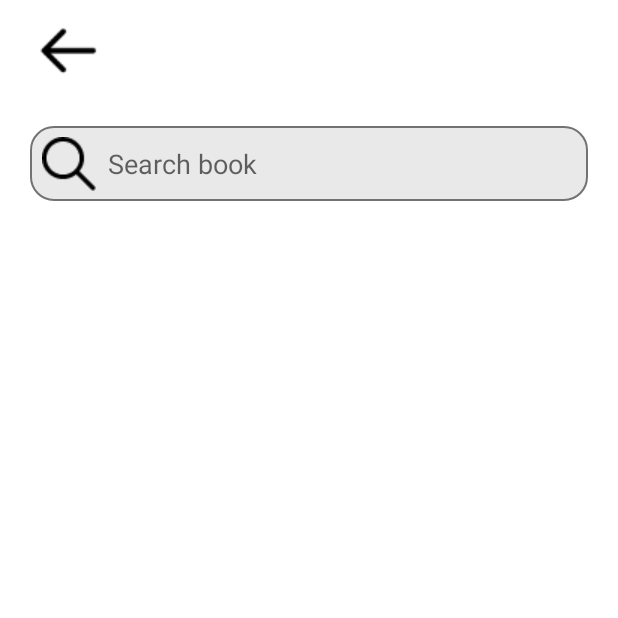
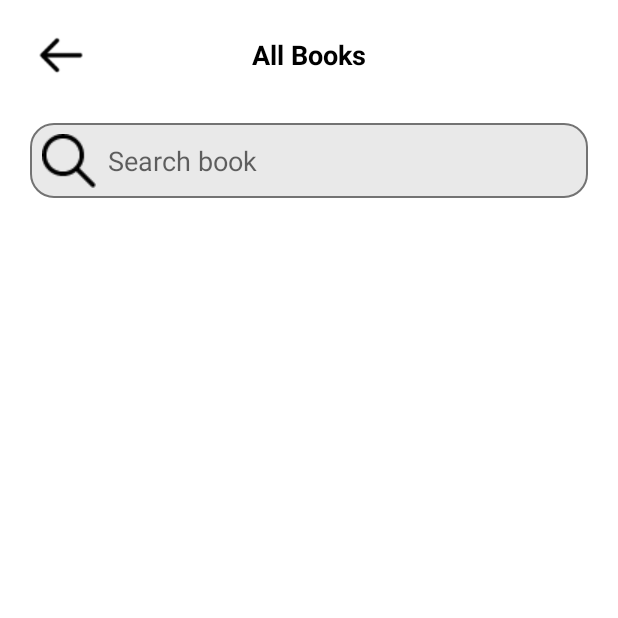
Before and after one commit to fahricandurucan/BookCornerAppJava, an Android app: the BooksForCategoryActivity screen opened directly, with no data from a screen before it, on a phone screen of 412 x 824 dp, the top half of it. Run offline under Robolectric (Android 15) with nearby library versions, the phone set to English and light mode, and no system bars; our stand-ins replace Firebase (no records; nobody signed in at launch, a user with empty details on screens opened directly).

Commit message:
updated design category page

```diff
--- a/app/src/main/res/layout/activity_product.xml
+++ b/app/src/main/res/layout/activity_product.xml
@@ -8,12 +8,25 @@
 
     <ImageView
         android:id="@+id/backBtn"
+        android:layout_width="50dp"
+        android:layout_height="50dp"
+        android:layout_marginStart="16dp"
+        android:layout_marginTop="12dp"
+        android:padding="8dp"
+        android:src="@drawable/arrow"
+        app:layout_constraintStart_toStartOf="parent"
+        app:layout_constraintTop_toTopOf="parent" />
+
+    <TextView
+        android:id="@+id/textView18"
         android:layout_width="wrap_content"
         android:layout_height="wrap_content"
-        android:layout_marginStart="16dp"
-        android:layout_marginTop="4dp"
-        android:padding="8dp"
-        android:src="@drawable/arrow"
+        android:layout_marginTop="24dp"
+        android:text="All Books"
+        android:textColor="@color/black"
+        android:textSize="18sp"
+        android:textStyle="bold"
+        app:layout_constraintEnd_toEndOf="parent"
         app:layout_constraintStart_toStartOf="parent"
         app:layout_constraintTop_toTopOf="parent" />
 
--- a/app/src/main/res/layout/cart_item.xml
+++ b/app/src/main/res/layout/cart_item.xml
@@ -47,9 +47,9 @@
     <!-- Delete İkonu -->
     <ImageView
         android:id="@+id/deleteIcon"
-        android:layout_width="28dp"
-        android:layout_height="28dp"
+        android:layout_width="20dp"
+        android:layout_height="20dp"
         android:layout_margin="10dp"
-        android:src="@drawable/delete_icon2" />
+        android:src="@drawable/remove" />
 
 </LinearLayout>
--- a/app/src/main/res/values/colors.xml
+++ b/app/src/main/res/values/colors.xml
@@ -9,4 +9,7 @@
     <color name="white">#FFFFFFFF</color>
     <color name="green">#089A72</color>
     <color name="grey">#E9E9E9</color>
+    <color name="gold">#F5DA49</color>
+    <color name="lightYellow">#F6EAA7</color>
+    <color name="darkGreen">#04503B</color>
 </resources>
```
Also changed, not shown: app/src/main/java/com/example/bookcornerapp_java/CategoryActivity.java (+10 -0 lines), app/src/main/res/drawable/gradient_card.xml (added, +14 -0 lines), app/src/main/res/drawable/top_background.xml (+9 -1 lines), app/src/main/res/layout/activity_category.xml (+10 -10 lines), app/src/main/res/layout/fragment_home.xml (+7 -4 lines), app/src/main/res/layout/grid_item.xml (+11 -9 lines), app/src/main/res/drawable/improve1.jpg (added), app/src/main/res/drawable/oliver.jpg (added), app/src/main/res/drawable/remove.png (added), 1 other file.
